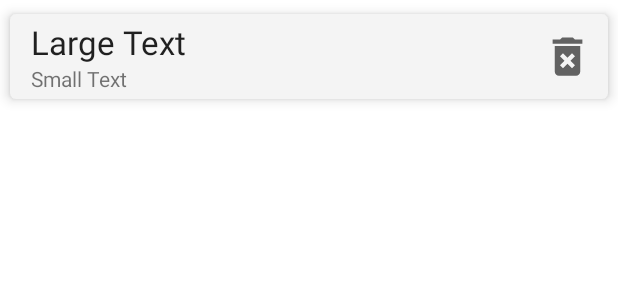
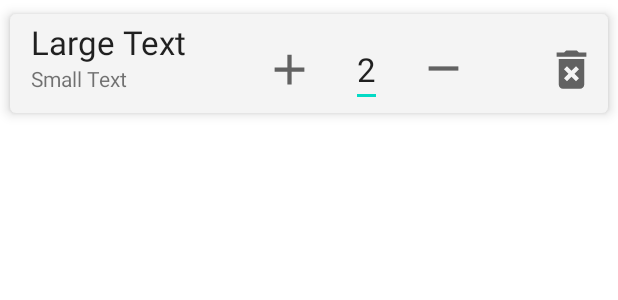
Before and after one commit to Martin-Ball/PreventApp2, an Android app: the layout card_view_order.xml on its own in the app's theme, with its tools: preview values and no code run, on a phone screen of 412 x 824 dp. Shown: the top 300 px of the screen. Run offline under Robolectric (Android 15) with nearby library versions, the phone set to English and light mode, and no system bars.

Commit message:
CardView Finish

```diff
--- /dev/null
+++ b/app/src/main/res/drawable/ic_remove.xml
@@ -0,0 +1,10 @@
+<vector xmlns:android="http://schemas.android.com/apk/res/android"
+    android:width="24dp"
+    android:height="24dp"
+    android:viewportWidth="24"
+    android:viewportHeight="24"
+    android:tint="?attr/colorControlNormal">
+  <path
+      android:fillColor="@android:color/white"
+      android:pathData="M19,13H5v-2h14v2z"/>
+</vector>
--- a/app/src/main/res/layout/card_view_order.xml
+++ b/app/src/main/res/layout/card_view_order.xml
@@ -33,14 +33,47 @@
             android:textAppearance="?android:attr/textAppearanceSmall" />
 
         <ImageView
-            android:id="@+id/image_delete"
+            android:id="@+id/image_add_button"
+            android:layout_width="34dp"
+            android:layout_height="38dp"
+            android:layout_alignParentTop="true"
+            android:layout_marginTop="14dp"
+            android:layout_marginEnd="24dp"
+            android:layout_toStartOf="@+id/amountSelected"
+            android:src="@drawable/ic_add" />
+
+        <EditText
+            android:id="@+id/amountSelected"
+            android:layout_width="wrap_content"
+            android:layout_height="wrap_content"
+            android:layout_alignParentTop="true"
+            android:layout_marginLeft="10dp"
+            android:layout_marginTop="8dp"
+            android:layout_marginEnd="24dp"
+            android:layout_toStartOf="@+id/image_remove_button"
+            android:text="2"
+            android:textAppearance="?android:attr/textAppearanceLarge" />
+
+        <ImageView
+            android:id="@+id/image_delete_button"
             android:layout_width="34dp"
             android:layout_height="38dp"
             android:layout_alignParentTop="true"
             android:layout_alignParentEnd="true"
-            android:layout_marginTop="5dp"
-            android:layout_marginEnd="6dp"
+            android:layout_marginTop="14dp"
+            android:layout_marginEnd="3dp"
             android:src="@drawable/ic_baseline_delete" />
+
+        <ImageView
+            android:id="@+id/image_remove_button"
+            android:layout_width="34dp"
+            android:layout_height="38dp"
+            android:layout_alignParentTop="true"
+            android:layout_marginTop="13dp"
+            android:layout_marginEnd="51dp"
+            android:layout_toStartOf="@+id/image_delete_button"
+            android:src="@drawable/ic_remove" />
+
 
     </RelativeLayout>
 
```
Also changed, not shown: app/src/main/java/com/martin/preventapp/ui/new_order/NewOrderFragment.java (+33 -8 lines), app/src/main/java/com/martin/preventapp/ui/new_order/recyclerView/CardViewOrder.java (+12 -5 lines), app/src/main/java/com/martin/preventapp/ui/new_order/recyclerView/CardViewOrderAdapter.java (+42 -4 lines).
